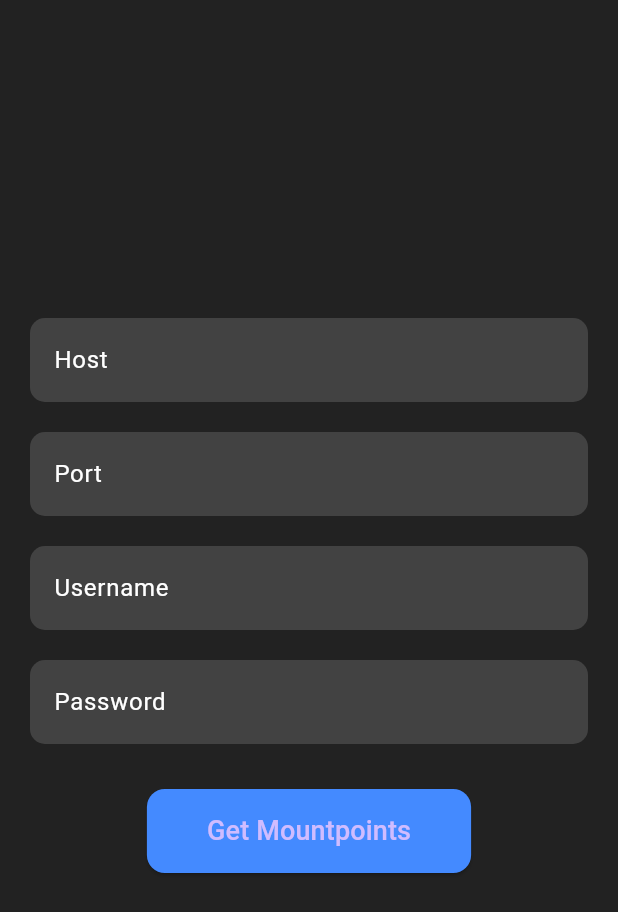
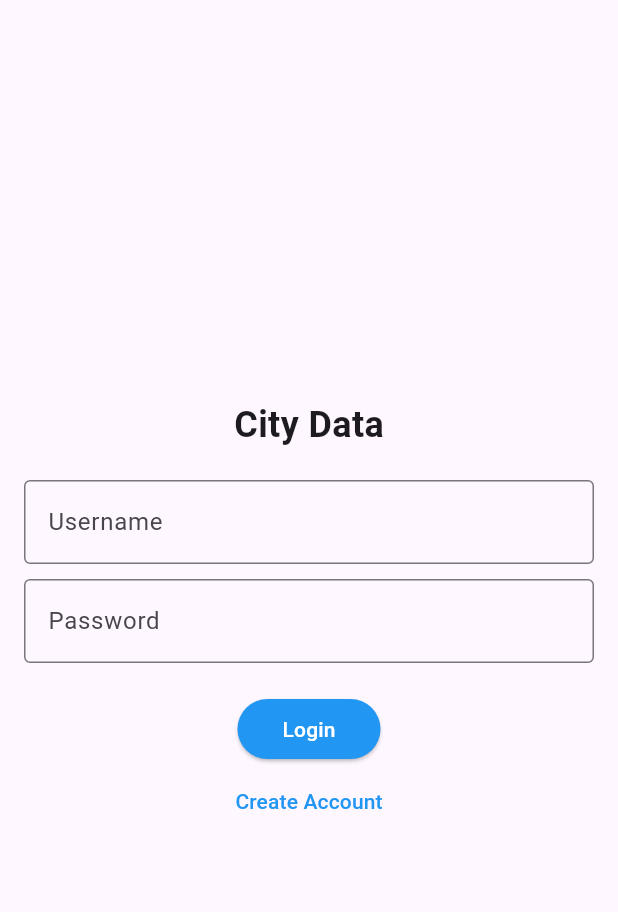
Before and after one commit to madusankaPalihakoon/city_data, a Flutter app: the screen it shows after launch, on a phone screen of 412 x 824 dp. Shown: the top 912 px of the screen. Run offline on Flutter 3.47's test engine with Material 3 defaults, Android fonts, the phone set to English and light mode, and no system bars; our stand-ins replace webview_flutter; missing offline and left inert: webview_flutter_android.

```diff
--- /dev/null
+++ b/lib/auth/login.dart
@@ -0,0 +1,103 @@
+import 'package:flutter/material.dart';
+import 'package:http/http.dart' as http;
+import 'dart:convert';
+import '../interface/home.dart'; // Import the HomeScreen
+
+class LoginScreen extends StatefulWidget {
+  @override
+  _LoginScreenState createState() => _LoginScreenState();
+}
+
+class _LoginScreenState extends State<LoginScreen> {
+  final TextEditingController usernameController = TextEditingController();
+  final TextEditingController passwordController = TextEditingController();
+  bool loading = false;
+
+  Future<void> login() async {
+    setState(() {
+      loading = true;
+    });
+
+    final response = await http.post(
+      Uri.parse('https://vertextback.geoinfobox.com/api/user/login/'),
+      headers: {"Content-Type": "application/json"},
+      body: jsonEncode({
+        "username": usernameController.text,
+        "password": passwordController.text,
+      }),
+    );
+
+    setState(() {
+      loading = false;
+    });
+
+    if (response.statusCode == 200) {
+      final data = jsonDecode(response.body);
+      print("Login successful: ${data['user']}");
+      ScaffoldMessenger.of(context).showSnackBar(
+        SnackBar(
+            content: Text("Login successful: ${data['user']['display_name']}")),
+      );
+      // Navigate to HomeScreen
+      Navigator.pushReplacement(
+        context,
+        MaterialPageRoute(builder: (context) => HomeScreen()),
+      );
+    } else {
+      print("Error: ${response.body}");
+      ScaffoldMessenger.of(context).showSnackBar(
+        SnackBar(content: Text("Invalid credentials")),
+      );
+    }
+  }
+
+  @override
+  Widget build(BuildContext context) {
+    return Scaffold(
+      body: Center(
+        child: Padding(
+          padding: const EdgeInsets.all(16.0),
+          child: Column(
+            mainAxisAlignment: MainAxisAlignment.center,
+            crossAxisAlignment: CrossAxisAlignment.center,
+            children: [
+              Text("City Data",
+                  style: TextStyle(fontSize: 24, fontWeight: FontWeight.bold)),
+              SizedBox(height: 20),
+              TextField(
+                controller: usernameController,
+                decoration: InputDecoration(
+                    labelText: "Username", border: OutlineInputBorder()),
+              ),
+              SizedBox(height: 10),
+              TextField(
+                controller: passwordController,
+                decoration: InputDecoration(
+                    labelText: "Password", border: OutlineInputBorder()),
+                obscureText: true,
+              ),
+              SizedBox(height: 20),
+              loading
+                  ? CircularProgressIndicator()
+                  : ElevatedButton(
+                      style: ElevatedButton.styleFrom(
+                        backgroundColor: Colors.blue.shade500,
+                        padding:
+                            EdgeInsets.symmetric(horizontal: 30, vertical: 10),
+                      ),
+                      onPressed: login,
+                      child:
+                          Text("Login", style: TextStyle(color: Colors.white)),
+                    ),
+              TextButton(
+                onPressed: () {},
+                child: Text("Create Account",
+                    style: TextStyle(color: Colors.blue.shade500)),
+              ),
+            ],
+          ),
+        ),
+      ),
+    );
+  }
+}
--- a/lib/main.dart
+++ b/lib/main.dart
@@ -1,10 +1,11 @@
 import 'package:flutter/material.dart';
 import 'package:http/http.dart' as http;
 import 'dart:convert';
-import 'services/ntrip.dart'; // Import your Ntrip UI
+import 'auth/login.dart'; // Import the LoginScreen
+// import 'services/ntrip.dart'; // Import your Ntrip UI
 
 void main() {
-  runApp(MyApp());
+  runApp(const MyApp());
 }
 
 class MyApp extends StatelessWidget {
@@ -14,15 +15,17 @@ class MyApp extends StatelessWidget {
   Widget build(BuildContext context) {
     return MaterialApp(
       debugShowCheckedModeBanner: false,
-      title: 'NTRIP Client',
-      theme: ThemeData.dark(), // Apply dark mode (similar to Tailwind)
-      home: NtripInterface(), // Set NTRIP UI as the home screen
+      title: "City Data",
+      theme: ThemeData(
+        primarySwatch: Colors.blue,
+      ),
+      home: LoginScreen(), // Use LoginScreen as the home screen
     );
   }
 }
 
 // void main() {
-//   runApp(const MyApp());
+//   runApp(MyApp());
 // }
 
 // class MyApp extends StatelessWidget {
@@ -32,86 +35,9 @@ class MyApp extends StatelessWidget {
 //   Widget build(BuildContext context) {
 //     return MaterialApp(
 //       debugShowCheckedModeBanner: false,
-//       home: _LoginScreen(),
+//       title: 'NTRIP Client',
+//       theme: ThemeData.dark(), // Apply dark mode (similar to Tailwind)
+//       home: NtripInterface(), // Set NTRIP UI as the home screen
 //     );
 //   }
 // }
-
-// class _LoginScreen extends StatefulWidget {
-//   @override
-//   _LoginScreenState createState() => _LoginScreenState();
-// }
-
-// class _LoginScreenState extends State<_LoginScreen> {
-//   final TextEditingController usernameController = TextEditingController();
-//   final TextEditingController passwordController = TextEditingController();
-//   bool loading = false;
-
-//   Future<void> login() async {
-//     setState(() {
-//       loading = true;
-//     });
-
-//     final response = await http.post(
-//       Uri.parse('http://127.0.0.1:8000/login/'),
-//       headers: {"Content-Type": "application/json"},
-//       body: jsonEncode({
-//         "username": usernameController.text,
-//         "password": passwordController.text,
-//       }),
-//     );
-
-//     setState(() {
-//       loading = false;
-//     });
-
-//     if (response.statusCode == 200) {
-//       final data = jsonDecode(response.body);
-//       print("Login successful: ${data['user']}");
-//       ScaffoldMessenger.of(context).showSnackBar(
-//         SnackBar(content: Text("Login successful")),
-//       );
-//     } else {
-//       print("Error: ${response.body}");
-//       ScaffoldMessenger.of(context).showSnackBar(
-//         SnackBar(content: Text("Invalid credentials")),
-//       );
-//     }
-//   }
-
-//   @override
-//   Widget build(BuildContext context) {
-//     return Scaffold(
-//       appBar: AppBar(title: Text("City Data Login")),
-//       body: Padding(
-//         padding: const EdgeInsets.all(16.0),
-//         child: Column(
-//           children: [
-//             TextField(
-//               controller: usernameController,
-//               decoration: InputDecoration(labelText: "Username"),
-//             ),
-//             TextField(
-//               controller: passwordController,
-//               decoration: InputDecoration(labelText: "Password"),
-//               obscureText: true,
-//             ),
-//             SizedBox(height: 20),
-//             loading
-//                 ? CircularProgressIndicator()
-//                 : ElevatedButton(
-//                     style: ElevatedButton.styleFrom(
-//                       backgroundColor:
-//                           Colors.blue.shade500, // Tailwind's 'blue-900'
-//                       padding:
-//                           EdgeInsets.symmetric(horizontal: 30, vertical: 10),
-//                     ),
-//                     onPressed: login,
-//                     child: Text("Login", style: TextStyle(color: Colors.white)),
-//                   ),
-//           ],
-//         ),
-//       ),
-//     );
-//   }
-// }
--- a/pubspec.yaml
+++ b/pubspec.yaml
@@ -2,7 +2,7 @@ name: city_data
 description: "A new Flutter project."
 # The following line prevents the package from being accidentally published to
 # pub.dev using `flutter pub publish`. This is preferred for private packages.
-publish_to: 'none' # Remove this line if you wish to publish to pub.dev
+publish_to: "none" # Remove this line if you wish to publish to pub.dev
 
 # The following defines the version and build number for your application.
 # A version number is three numbers separated by dots, like 1.2.43
@@ -38,6 +38,7 @@ dependencies:
   flutter_tailwind: ^1.5.4
   http: ^1.3.0
   shared_preferences: ^2.5.1
+  webview_flutter: ^4.10.0
 
 dev_dependencies:
   flutter_test:
@@ -55,7 +56,6 @@ dev_dependencies:
 
 # The following section is specific to Flutter packages.
 flutter:
-
   # The following line ensures that the Material Icons font is
   # included with your application, so that you can use the icons in
   # the material Icons class.
```
Also changed, not shown: lib/components/sidebar.dart (added, +53 -0 lines), lib/interface/home.dart (added, +124 -0 lines), lib/interface/map.dart (added, +71 -0 lines), lib/services/ntrip.dart (+72 -9 lines), pubspec.lock, 3 other files.
